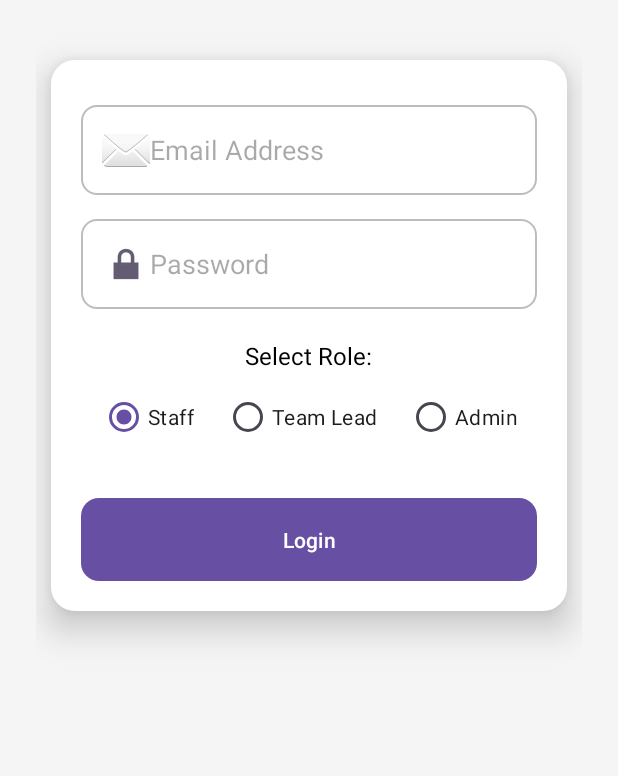
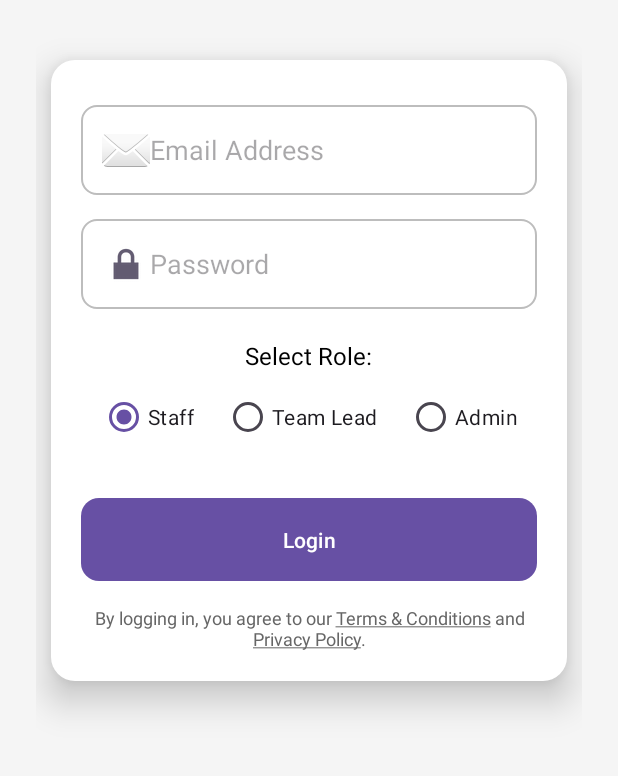
Before and after one commit to ShristiBose/Reimbursement-App_ChalksNBoard, an Android app: the screen it shows after launch (LoginActivity), on a phone screen of 412 x 824 dp, the part 225-1001 px from its top. Run offline under Robolectric (Android 15) with nearby library versions, the phone set to English and light mode, and no system bars.

Commit message:
T&C and Privacy Policy

```diff
--- a/app/src/main/AndroidManifest.xml
+++ b/app/src/main/AndroidManifest.xml
@@ -37,6 +37,7 @@
         <activity android:name=".AdminDashboardActivity" android:exported="false"/>
         <activity android:name=".StaffDashboardActivity" android:exported="false"/>
         <activity android:name=".TeamLeadDashboardActivity" android:exported="false"/>
+        <activity android:name=".TermsPrivacyActivity" android:exported="false"/>
 
         <!-- FileProvider for opening temporary files -->
         <provider
--- a/app/src/main/java/com/example/reimbursementapp/LoginActivity.java
+++ b/app/src/main/java/com/example/reimbursementapp/LoginActivity.java
@@ -3,10 +3,13 @@ package com.example.reimbursementapp;
 import android.content.Intent;
 import android.content.SharedPreferences;
 import android.os.Bundle;
+import android.text.Html;
+import android.text.method.LinkMovementMethod;
 import android.util.Log;
 import android.widget.Button;
 import android.widget.EditText;
 import android.widget.RadioGroup;
+import android.widget.TextView;
 import android.widget.Toast;
 import androidx.appcompat.app.AppCompatActivity;
 
@@ -25,6 +28,7 @@ public class LoginActivity extends AppCompatActivity {
     private Button btnLogin;
     private ApiService apiService;
     private RadioGroup radioGroupRoles;
+    private TextView tvTermsPrivacy;
 
     @Override
     protected void onCreate(Bundle savedInstanceState) {
@@ -35,11 +39,22 @@ public class LoginActivity extends AppCompatActivity {
         edtPassword = findViewById(R.id.edtPassword);
         btnLogin = findViewById(R.id.btnLogin);
         radioGroupRoles = findViewById(R.id.radioGroupRoles);
+        tvTermsPrivacy = findViewById(R.id.tvTermsPrivacy);
 
 
         apiService = ApiClient.getApiService();
 
         btnLogin.setOnClickListener(v -> loginUser());
+
+        String text = "By logging in, you agree to our <u>Terms & Conditions</u> and <u>Privacy Policy</u>.";
+        tvTermsPrivacy.setText(Html.fromHtml(text));
+        tvTermsPrivacy.setMovementMethod(LinkMovementMethod.getInstance());
+
+        tvTermsPrivacy.setOnClickListener(v -> {
+            // Open Terms & Privacy screen
+            Intent intent = new Intent(LoginActivity.this, TermsPrivacyActivity.class);
+            startActivity(intent);
+        });
     }
 
     private void loginUser() {
--- a/app/src/main/res/layout/activity_login.xml
+++ b/app/src/main/res/layout/activity_login.xml
@@ -119,6 +119,21 @@
                 android:textColor="@android:color/white"
                 android:padding="14dp"
                 android:background="@drawable/rounded_button_bg"/>
+
+            <!-- Terms & Privacy Links -->
+            <TextView
+                android:id="@+id/tvTermsPrivacy"
+                android:layout_width="wrap_content"
+                android:layout_height="wrap_content"
+                android:text="By logging in, you agree to our Terms and Conditions and Privacy Policy."
+                android:textSize="12sp"
+                android:layout_marginTop="16dp"
+                android:textColor="#666666"
+                android:gravity="center"
+                android:clickable="true"
+                android:focusable="true" />
+
+
         </LinearLayout>
 
     </LinearLayout>
```
Also changed, not shown: app/src/main/java/com/example/reimbursementapp/TermsPrivacyActivity.java (added, +70 -0 lines), app/src/main/res/layout/activity_terms_privacy.xml (added, +19 -0 lines).
